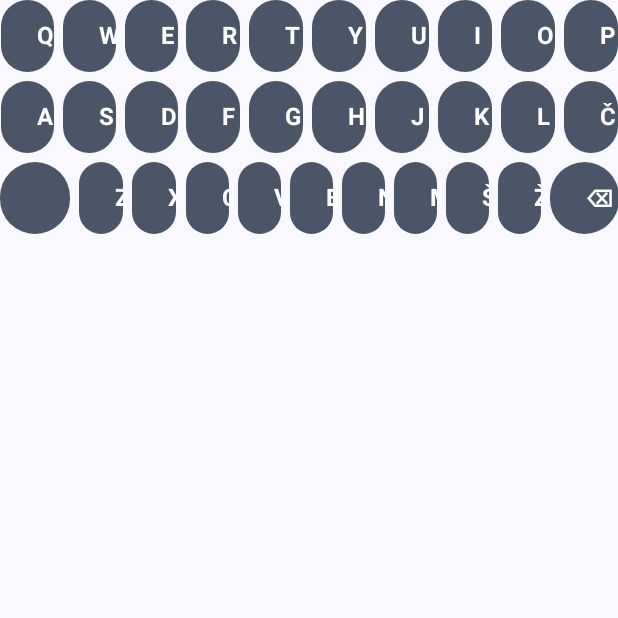
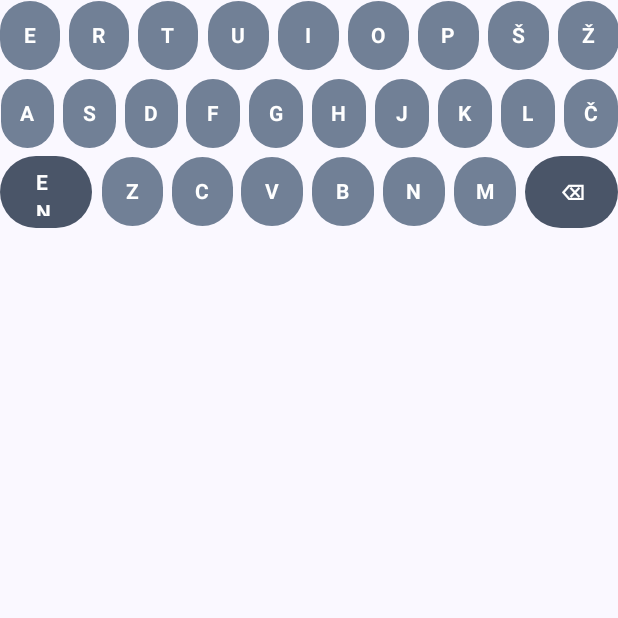
Before and after one commit to Tilko98/beseda-dneva-android, an Android app built with Jetpack Compose: the composable Keyboard shown on its own in the app's theme, on a phone screen of 412 x 824 dp, the top half of it. Run offline under Robolectric (Android 15) with nearby library versions, the phone set to English and light mode, and no system bars.

Commit message:
Popravljena tipkovnica, črke so sedaj zapisane na njej in berljive

```diff
--- a/app/src/main/java/si/faks/besedadneva/ui/GameScreen.kt
+++ b/app/src/main/java/si/faks/besedadneva/ui/GameScreen.kt
@@ -19,6 +19,8 @@ import androidx.compose.ui.unit.dp
 import androidx.compose.ui.unit.sp
 import si.faks.besedadneva.ui.viewmodel.GameViewModel
 import si.faks.besedadneva.ui.viewmodel.GuessRowUi
+import androidx.compose.foundation.layout.PaddingValues
+
 
 @Composable
 fun GameScreen(
@@ -107,91 +109,108 @@ private fun Keyboard(
     onBackspace: () -> Unit,
     onEnter: () -> Unit
 ) {
-    val row1 = listOf('Q','W','E','R','T','Y','U','I','O','P')
+    val row1 = listOf('E','R','T','U','I','O','P','Š','Ž')
     val row2 = listOf('A','S','D','F','G','H','J','K','L','Č')
-    val row3 = listOf('Z','X','C','V','B','N','M','Š','Ž')
+    val row3 = listOf('Z','C','V','B','N','M',)
 
     Column(
-        modifier = Modifier.fillMaxWidth(),
+        modifier = Modifier
+            .fillMaxWidth()
+            .padding(bottom = 8.dp),
         horizontalAlignment = Alignment.CenterHorizontally
     ) {
-        KeyRow(keys = row1, onLetter = onLetter)
+        KeyRow(row1, onLetter)
         Spacer(Modifier.height(6.dp))
-        KeyRow(keys = row2, onLetter = onLetter)
+        KeyRow(row2, onLetter)
         Spacer(Modifier.height(6.dp))
 
         Row(
             modifier = Modifier.fillMaxWidth(),
-            horizontalArrangement = Arrangement.spacedBy(6.dp),
-            verticalAlignment = Alignment.CenterVertically
+            horizontalArrangement = Arrangement.spacedBy(6.dp)
         ) {
             // ENTER
             Button(
                 onClick = onEnter,
+                modifier = Modifier
+                    .height(48.dp)
+                    .weight(1.5f),
                 colors = ButtonDefaults.buttonColors(
                     containerColor = Color(0xFF4A5568),
                     contentColor = Color.White
-                ),
-                modifier = Modifier
-                    .height(48.dp)
-                    .weight(1.6f)
+                )
             ) {
-                Text("ENTER", fontSize = 14.sp, fontWeight = FontWeight.Bold)
+                Text("ENTER", fontWeight = FontWeight.Bold)
             }
 
-            // Črke tretje vrstice
             row3.forEach { ch ->
                 Button(
                     onClick = { onLetter(ch) },
+                    modifier = Modifier
+                        .height(46.dp)
+                        .weight(1f),
+                    contentPadding = PaddingValues(0.dp),
                     colors = ButtonDefaults.buttonColors(
-                        containerColor = Color(0xFF4A5568),
+                        containerColor = Color(0xFF718096),
                         contentColor = Color.White
-                    ),
-                    modifier = Modifier
-                        .height(48.dp)
-                        .weight(1f)
+                    )
                 ) {
-                    Text(ch.toString(), fontSize = 16.sp, fontWeight = FontWeight.Bold)
+                    Text(
+                        ch.toString(),
+                        fontSize = 14.sp,
+                        fontWeight = FontWeight.Bold,
+                        maxLines = 1
+                    )
                 }
+
             }
 
             // BACKSPACE
             Button(
                 onClick = onBackspace,
+                modifier = Modifier
+                    .height(48.dp)
+                    .weight(1.5f),
                 colors = ButtonDefaults.buttonColors(
                     containerColor = Color(0xFF4A5568),
                     contentColor = Color.White
-                ),
-                modifier = Modifier
-                    .height(48.dp)
-                    .weight(1.6f)
+                )
             ) {
-                Text("⌫", fontSize = 16.sp, fontWeight = FontWeight.Bold)
+                Text("⌫", fontWeight = FontWeight.Bold)
             }
         }
     }
 }
 
+
 @Composable
-private fun KeyRow(keys: List<Char>, onLetter: (Char) -> Unit) {
+private fun KeyRow(
+    keys: List<Char>,
+    onLetter: (Char) -> Unit
+) {
     Row(
         modifier = Modifier.fillMaxWidth(),
-        horizontalArrangement = Arrangement.spacedBy(6.dp),
-        verticalAlignment = Alignment.CenterVertically
+        horizontalArrangement = Arrangement.spacedBy(6.dp)
     ) {
         keys.forEach { ch ->
             Button(
                 onClick = { onLetter(ch) },
+                modifier = Modifier
+                    .height(46.dp)
+                    .weight(1f),
+                contentPadding = PaddingValues(0.dp),
                 colors = ButtonDefaults.buttonColors(
-                    containerColor = Color(0xFF4A5568),
+                    containerColor = Color(0xFF718096),
                     contentColor = Color.White
-                ),
-                modifier = Modifier
-                    .height(48.dp)
-                    .weight(1f)
+                )
             ) {
-                Text(ch.toString(), fontSize = 16.sp, fontWeight = FontWeight.Bold)
+                Text(
+                    text = ch.toString(),
+                    fontSize = 14.sp,
+                    fontWeight = FontWeight.Bold,
+                    maxLines = 1
+                )
             }
+
         }
     }
 }
```
